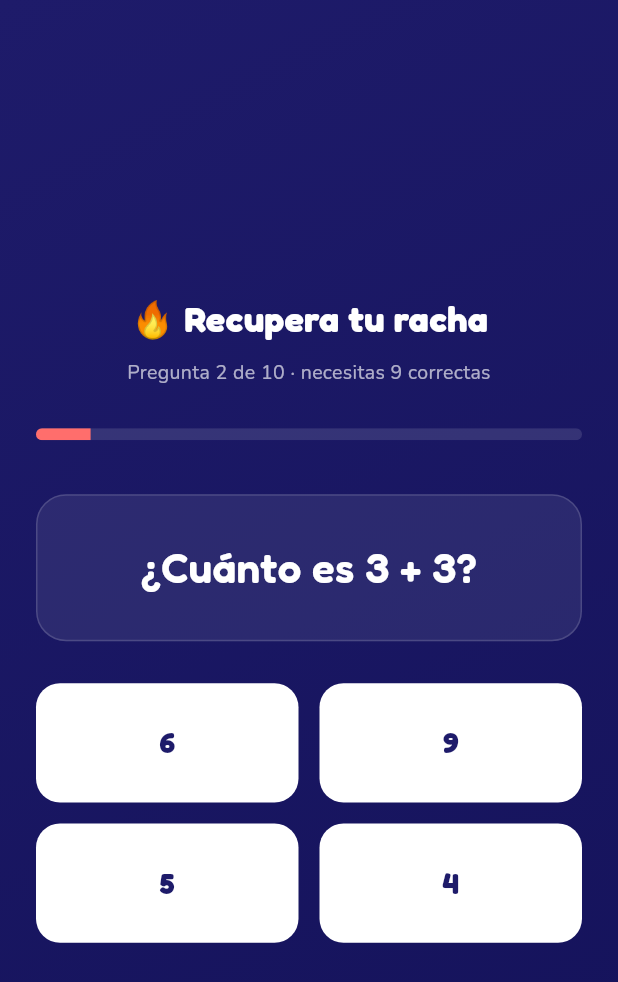
After one commit to GrullonDev/EduPlay, a Flutter app: the _StreakRecoveryQuizView screen opened directly, after a tap on "10", on a phone screen of 412 x 824 dp. The commit adds this screen. Shown: the top 982 px of the screen. Run offline on Flutter 3.47's test engine with Material 3 defaults, Android fonts, the phone set to English and light mode, and no system bars; our stand-ins replace audioplayers, cloud_firestore, cloud_functions, firebase_analytics, firebase_auth, firebase_core and 6 more; missing offline and left inert: webfeed_plus; accounts and stored records are empty.

Commit message:
feat: implement streak recovery quiz and automatic daily activity tracking

```diff
--- /dev/null
+++ b/lib/features/streak_recovery/bloc/streak_recovery_controller.dart
@@ -0,0 +1,117 @@
+import 'dart:math';
+
+import 'package:flutter/foundation.dart';
+
+import 'package:edu_play/data/repositories/student_repository.dart';
+import 'package:edu_play/utils/injection_container.dart';
+
+class StreakRecoveryQuestion {
+  StreakRecoveryQuestion({
+    required this.question,
+    required this.options,
+    required this.answerIndex,
+  });
+
+  final String question;
+  final List<String> options;
+  final int answerIndex;
+}
+
+/// Drives the 10-question streak-recovery quiz: answer at least 9 out of 10
+/// correctly to keep a lapsed streak alive. Deliberately standalone (not a
+/// [GameSessionController]) — there's no lives/score concept here, just a
+/// pass/fail tally over a fixed number of questions.
+class StreakRecoveryController extends ChangeNotifier {
+  StreakRecoveryController({required this.age}) {
+    _generateQuestion();
+  }
+
+  static const totalQuestions = 10;
+  static const passThreshold = 9;
+
+  final int age;
+  final Random _random = Random();
+
+  int _questionIndex = 0;
+  int _correctCount = 0;
+  bool _finished = false;
+  late StreakRecoveryQuestion _current;
+
+  int get questionNumber => _questionIndex + 1;
+  int get correctCount => _correctCount;
+  bool get isFinished => _finished;
+  bool get passed => _correctCount >= passThreshold;
+  StreakRecoveryQuestion get current => _current;
+
+  void submitAnswer(int optionIndex) {
+    if (_finished) return;
+
+    if (optionIndex == _current.answerIndex) {
+      _correctCount++;
+    }
+    _questionIndex++;
+
+    if (_questionIndex >= totalQuestions) {
+      _finished = true;
+      _submitResult();
+    } else {
+      _generateQuestion();
+    }
+    notifyListeners();
+  }
+
+  Future<void> _submitResult() {
+    return passed
+        ? sl<StudentRepository>().recoverStreak()
+        : sl<StudentRepository>().resetStreak();
+  }
+
+  void _generateQuestion() {
+    int num1, num2, result;
+    String operator;
+
+    if (age < 6) {
+      num1 = _random.nextInt(6);
+      num2 = _random.nextInt(6) + 1;
+      result = num1 + num2;
+      operator = '+';
+    } else if (age >= 6 && age <= 8) {
+      if (_random.nextBool()) {
+        num1 = _random.nextInt(15) + 1;
+        num2 = _random.nextInt(15) + 1;
+        result = num1 + num2;
+        operator = '+';
+      } else {
+        num1 = _random.nextInt(20) + 5;
+        num2 = _random.nextInt(min(num1, 10)) + 1;
+        result = num1 - num2;
+        operator = '-';
+      }
+    } else {
+      if (_random.nextBool()) {
+        num1 = _random.nextInt(9) + 1;
+        num2 = _random.nextInt(9) + 1;
+        result = num1 * num2;
+        operator = '×';
+      } else {
+        num2 = _random.nextInt(6) + 2;
+        result = _random.nextInt(8) + 1;
+        num1 = result * num2;
+        operator = '÷';
+      }
+    }
+
+    final options = <int>{result};
+    while (options.length < 4) {
+      final wrong = result + _random.nextInt(10) - 5;
+      if (wrong >= 0 && wrong != result) options.add(wrong);
+    }
+    final shuffled = options.toList()..shuffle(_random);
+
+    _current = StreakRecoveryQuestion(
+      question: '¿Cuánto es $num1 $operator $num2?',
+      options: shuffled.map((o) => o.toString()).toList(),
+      answerIndex: shuffled.indexOf(result),
+    );
+  }
+}
--- /dev/null
+++ b/lib/features/streak_recovery/pages/streak_recovery_quiz_page.dart
@@ -0,0 +1,199 @@
+import 'package:flutter/material.dart';
+import 'package:google_fonts/google_fonts.dart';
+import 'package:provider/provider.dart';
+
+import 'package:edu_play/features/parents_dashboard/models/child_profile.dart';
+import 'package:edu_play/features/streak_recovery/bloc/streak_recovery_controller.dart';
+import 'package:edu_play/features/student_dashboard/services/student_session_navigation_service.dart';
+import 'package:edu_play/utils/dialogs/custom_dialog.dart';
+
+const _kNavy = Color(0xFF1E1B6A);
+const _kNavyDark = Color(0xFF14125A);
+const _kCoral = Color(0xFFFF6E6C);
+
+/// 10-question streak-recovery quiz: pass with 9+ correct to keep a lapsed
+/// streak alive, otherwise it resets and the child starts a new one.
+class StreakRecoveryQuizPage extends StatelessWidget {
+  const StreakRecoveryQuizPage({super.key, required this.childProfile});
+
+  final ChildProfile childProfile;
+
+  @override
+  Widget build(BuildContext context) {
+    return ChangeNotifierProvider<StreakRecoveryController>(
+      create: (_) => StreakRecoveryController(age: childProfile.age),
+      child: const _StreakRecoveryQuizView(),
+    );
+  }
+}
+
+class _StreakRecoveryQuizView extends StatefulWidget {
+  const _StreakRecoveryQuizView();
+
+  @override
+  State<_StreakRecoveryQuizView> createState() =>
+      _StreakRecoveryQuizViewState();
+}
+
+class _StreakRecoveryQuizViewState extends State<_StreakRecoveryQuizView> {
+  bool _resultShown = false;
+
+  void _maybeShowResult(StreakRecoveryController controller) {
+    if (!controller.isFinished || _resultShown) return;
+    _resultShown = true;
+    WidgetsBinding.instance.addPostFrameCallback((_) {
+      if (!mounted) return;
+      _showResultDialog(controller);
+    });
+  }
+
+  void _showResultDialog(StreakRecoveryController controller) {
+    final passed = controller.passed;
+    showDialog<void>(
+      context: context,
+      barrierDismissible: false,
+      builder: (dialogContext) => CustomDialog(
+        type: passed ? DialogType.reward : DialogType.gameOver,
+        title: passed ? '¡Racha recuperada!' : 'Racha reiniciada',
+        content: passed
+            ? 'Acertaste ${controller.correctCount} de ${StreakRecoveryController.totalQuestions}. ¡Tu racha sigue viva! 🔥'
+            : 'Acertaste ${controller.correctCount} de ${StreakRecoveryController.totalQuestions}. No alcanzó, pero puedes empezar una nueva racha jugando hoy.',
+        buttonText: 'Volver al inicio',
+        onButtonPressed: () =>
+            StudentSessionNavigationService.returnAfterGameOver(
+          dialogContext,
+        ),
+      ),
+    );
+  }
+
+  @override
+  Widget build(BuildContext context) {
+    final controller = context.watch<StreakRecoveryController>();
+    _maybeShowResult(controller);
+
+    return Scaffold(
+      body: Container(
+        decoration: const BoxDecoration(
+          gradient: LinearGradient(
+            begin: Alignment.topLeft,
+            end: Alignment.bottomRight,
+            colors: [_kNavy, _kNavyDark],
+          ),
+        ),
+        child: SafeArea(
+          child: Center(
+            child: ConstrainedBox(
+              constraints: const BoxConstraints(maxWidth: 420),
+              child: Padding(
+                padding: const EdgeInsets.symmetric(horizontal: 24),
+                child: controller.isFinished
+                    ? const SizedBox.shrink()
+                    : Column(
+                        mainAxisAlignment: MainAxisAlignment.center,
+                        children: [
+                          Text(
+                            '🔥 Recupera tu racha',
+                            style: GoogleFonts.fredoka(
+                              fontSize: 24,
+                              fontWeight: FontWeight.w700,
+                              color: Colors.white,
+                            ),
+                          ),
+                          const SizedBox(height: 8),
+                          Text(
+                            'Pregunta ${controller.questionNumber} de ${StreakRecoveryController.totalQuestions} · necesitas ${StreakRecoveryController.passThreshold} correctas',
+                            textAlign: TextAlign.center,
+                            style: GoogleFonts.nunito(
+                              fontSize: 13,
+                              color: Colors.white.withValues(alpha: 0.65),
+                            ),
+                          ),
+                          const SizedBox(height: 28),
+                          ClipRRect(
+                            borderRadius: BorderRadius.circular(8),
+                            child: LinearProgressIndicator(
+                              value: (controller.questionNumber - 1) /
+                                  StreakRecoveryController.totalQuestions,
+                              minHeight: 8,
+                              backgroundColor:
+                                  Colors.white.withValues(alpha: 0.12),
+                              color: _kCoral,
+                            ),
+                          ),
+                          const SizedBox(height: 36),
+                          Container(
+                            width: double.infinity,
+                            padding: const EdgeInsets.symmetric(
+                                vertical: 28, horizontal: 20),
+                            decoration: BoxDecoration(
+                              color: Colors.white.withValues(alpha: 0.08),
+                              borderRadius: BorderRadius.circular(20),
+                              border: Border.all(
+                                color: Colors.white.withValues(alpha: 0.15),
+                              ),
+                            ),
+                            child: Text(
+                              controller.current.question,
+                              textAlign: TextAlign.center,
+                              style: GoogleFonts.fredoka(
+                                fontSize: 28,
+                                fontWeight: FontWeight.w600,
+                                color: Colors.white,
+                              ),
+                            ),
+                          ),
+                          const SizedBox(height: 28),
+                          GridView.count(
+                            shrinkWrap: true,
+                            crossAxisCount: 2,
+                            mainAxisSpacing: 14,
+                            crossAxisSpacing: 14,
+                            childAspectRatio: 2.2,
+                            physics: const NeverScrollableScrollPhysics(),
+                            children: [
+                              for (var i = 0;
+                                  i < controller.current.options.length;
+                                  i++)
+                                _AnswerButton(
+                                  label: controller.current.options[i],
+                                  onTap: () => controller.submitAnswer(i),
+                                ),
+                            ],
+                          ),
+                        ],
+                      ),
+              ),
+            ),
+          ),
+        ),
+      ),
+    );
+  }
+}
+
+class _AnswerButton extends StatelessWidget {
+  const _AnswerButton({required this.label, required this.onTap});
+
+  final String label;
+  final VoidCallback onTap;
+
+  @override
+  Widget build(BuildContext context) {
+    return ElevatedButton(
+      onPressed: onTap,
+      style: ElevatedButton.styleFrom(
+        backgroundColor: Colors.white,
+        foregroundColor: _kNavy,
+        elevation: 0,
+        shape: RoundedRectangleBorder(
+          borderRadius: BorderRadius.circular(16),
+        ),
+      ),
+      child: Text(
+        label,
+        style: GoogleFonts.fredoka(fontSize: 20, fontWeight: FontWeight.w700),
+      ),
+    );
+  }
+}
--- a/lib/features/student_dashboard/widgets/student_home_view.dart
+++ b/lib/features/student_dashboard/widgets/student_home_view.dart
@@ -57,6 +57,7 @@ class StudentHomeView extends StatelessWidget {
           // Stat cards
           StudentStatCardsRow(
             streak: bloc.streak,
+            streakAtRisk: bloc.isStreakAtRisk,
             level: bloc.level,
             xpIntoLevel: bloc.xpIntoLevel,
             xpProgress: bloc.xpProgress,
--- a/lib/utils/routes/router_paths.dart
+++ b/lib/utils/routes/router_paths.dart
@@ -41,4 +41,6 @@ class RouterPaths {
   static const termsOfService = '/terms-of-service';
   static const browseTeachers = '/browse-teachers';
   static const friends = '/friends';
+  static const streakRecoveryQuiz = '/streak-recovery';
+  static const independentStudentAccount = '/my-account';
 }
```
Also changed, not shown: lib/data/datasources/student_datasource.dart (+60 -0 lines), lib/data/repositories/student_repository.dart (+15 -0 lines), lib/features/color_concert/pages/color_concert_page.dart (+8 -0 lines), lib/features/fun_english/bloc/fun_english_bloc.dart (+7 -0 lines), lib/features/games/core/game_session_controller.dart (+8 -0 lines), lib/features/magic_words/bloc/magic_words_bloc.dart (+8 -0 lines), lib/features/math_adventure/bloc/math_adventure_bloc.dart (+8 -0 lines), lib/features/student_dashboard/bloc/student_dashboard_bloc.dart (+43 -0 lines), lib/features/student_dashboard/pages/student_dashboard_layout.dart (+59 -0 lines), lib/features/student_dashboard/services/student_session_navigation_service.dart (+24 -0 lines), lib/features/student_dashboard/widgets/student_home_overview_widgets.dart (+11 -3 lines), lib/utils/routes/router_switch.dart (+10 -0 lines).
